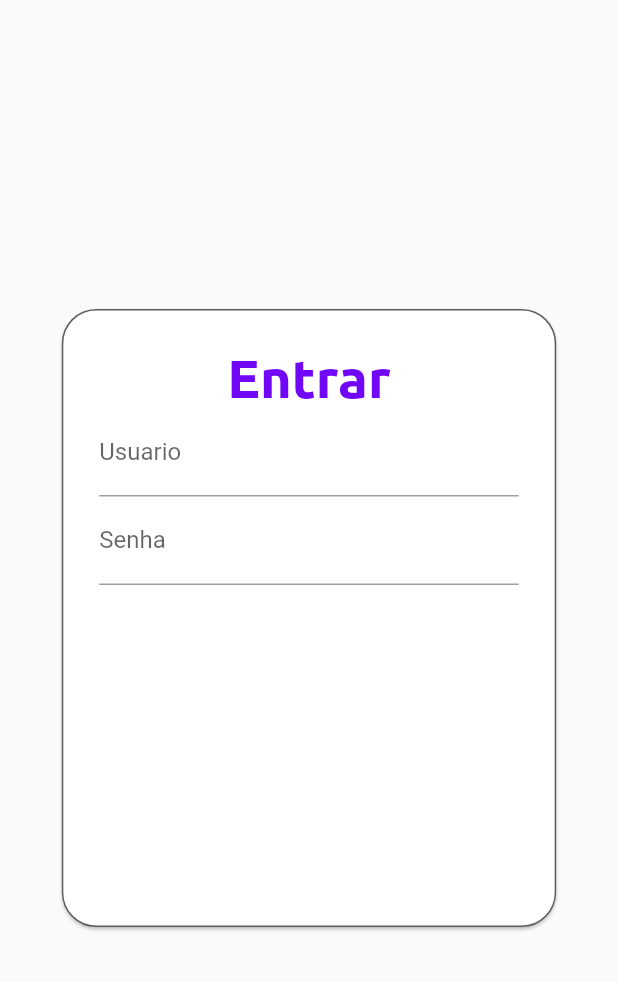
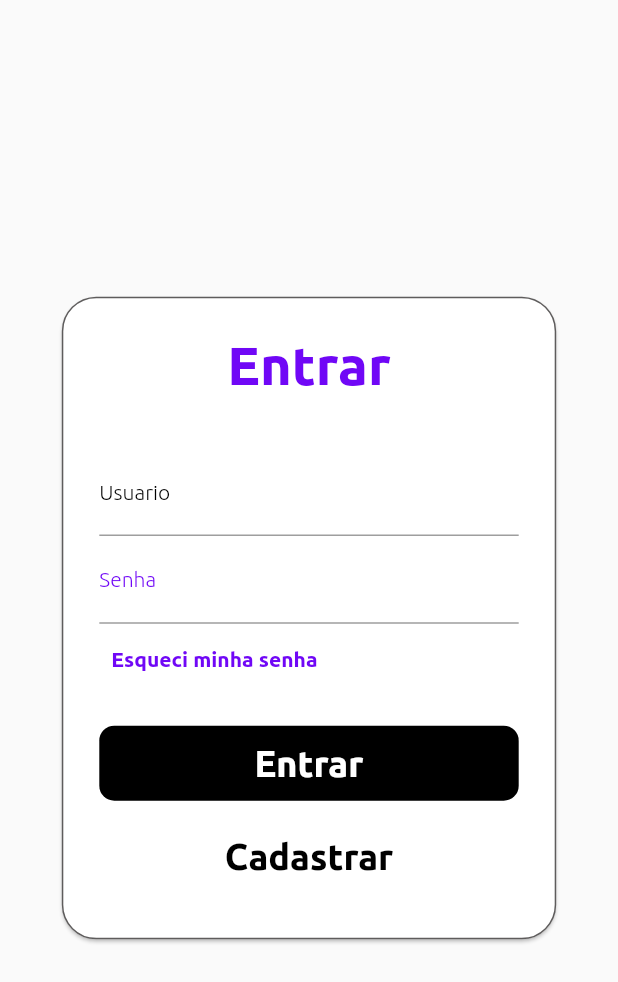
Before and after one commit to The-url-killer/Digital-Dragon, a Flutter app: the screen it shows after launch, after a tap on "Entrar", on a phone screen of 412 x 824 dp. Shown: the top 982 px of the screen. Run offline on Flutter 3.47's test engine with Material 2 defaults, Android fonts, the phone set to English and light mode, and no system bars; statements that could not run were skipped.

Commit message:
feat signin

```diff
--- a/digital_dragon_v1/lib/components/solid_button.dart
+++ b/digital_dragon_v1/lib/components/solid_button.dart
@@ -1,5 +1,3 @@
-import 'dart:developer';
-
 import 'package:digital_dragon_v1/constants/colors.dart';
 import 'package:digital_dragon_v1/constants/font_size.dart';
 import 'package:flutter/cupertino.dart';
--- a/digital_dragon_v1/lib/main.dart
+++ b/digital_dragon_v1/lib/main.dart
@@ -2,7 +2,7 @@ import 'dart:ui';
 
 import 'package:digital_dragon_v1/constants/colors.dart';
 import 'package:digital_dragon_v1/constants/routes.dart';
-import 'package:digital_dragon_v1/screens/signup/signin_screen.dart';
+import 'package:digital_dragon_v1/screens/signin/signin_screen.dart';
 import 'package:digital_dragon_v1/screens/start/start_screen.dart';
 import 'package:flutter/material.dart';
 import 'package:flutter/services.dart';
--- /dev/null
+++ b/digital_dragon_v1/lib/screens/signin/signin_screen.dart
@@ -0,0 +1,164 @@
+import 'package:digital_dragon_v1/components/solid_button.dart';
+import 'package:digital_dragon_v1/constants/colors.dart';
+import 'package:digital_dragon_v1/constants/font_size.dart';
+import 'package:digital_dragon_v1/constants/sizes.dart';
+import 'package:flutter/cupertino.dart';
+import 'package:flutter/material.dart';
+
+class SignIn extends StatefulWidget {
+  const SignIn({Key? key}) : super(key: key);
+
+  @override
+  _SignInState createState() => _SignInState();
+}
+
+class _SignInState extends State<SignIn> {
+  TextEditingController userController = TextEditingController();
+  TextEditingController passController = TextEditingController();
+
+  FocusNode inputFocus = FocusNode();
+
+  @override
+  void initState() {
+    setState(() {
+      inputFocus.addListener(() {});
+    });
+    super.initState();
+  }
+
+  @override
+  void dispose() {
+    inputFocus.dispose();
+    super.dispose();
+  }
+
+  @override
+  Widget build(BuildContext context) {
+    final double containerWidth = Sizes.width(context) * 0.80;
+    final double containerHeigth = Sizes.heigth(context) * 1.04;
+    final double buttonWidth = Sizes.width(context);
+
+    const double radius = 23;
+    const double borderWidth = 1;
+    const double marginToTop = 35;
+    const String textTitle = "Entrar";
+    const userLabel = "Usuario";
+    const passLabel = "Senha";
+    const textButton = "Esqueci minha senha";
+
+    const TextStyle textStyleTitle = TextStyle(
+      fontFamily: 'Ubuntu',
+      fontSize: FontSize.kFontSize36,
+      color: ColorsApp.kPrimaryColor,
+      fontWeight: FontWeight.w700,
+    );
+
+    const TextStyle textStyleLabelDisabled = TextStyle(
+      fontFamily: 'Ubuntu',
+      fontSize: FontSize.kFontSize14,
+      color: ColorsApp.kBlack,
+      fontWeight: FontWeight.w300,
+    );
+
+    const TextStyle textStyleLableEnabled = TextStyle(
+        fontFamily: 'Ubuntu',
+        color: ColorsApp.kPrimaryColor,
+        fontSize: FontSize.kFontSize14,
+        fontWeight: FontWeight.w300);
+
+    const focusedInputBorder = UnderlineInputBorder(
+        borderSide: BorderSide(color: ColorsApp.kPrimaryColor));
+
+    const TextStyle textInputStyle = TextStyle(
+        fontFamily: 'Ubuntu',
+        color: ColorsApp.kPrimaryColor,
+        fontSize: FontSize.kFontSize18,
+        fontWeight: FontWeight.w300);
+
+    RoundedRectangleBorder roundedRectangleBorder = RoundedRectangleBorder(
+        borderRadius: BorderRadius.circular(radius),
+        side: const BorderSide(
+            color: ColorsApp.kBlackBorder, width: borderWidth));
+
+    return Scaffold(
+      body: Center(
+        child: Card(
+          shape: roundedRectangleBorder,
+          child: SizedBox(
+            width: containerWidth,
+            height: containerHeigth,
+            child: Padding(
+              padding: const EdgeInsets.all(25),
+              child: Column(
+                crossAxisAlignment: CrossAxisAlignment.center,
+                children: [
+                  const Text(
+                    textTitle,
+                    style: textStyleTitle,
+                    textAlign: TextAlign.center,
+                  ),
+                  const SizedBox(height: marginToTop),
+                  Column(
+                    children: [
+                      TextFormField(
+                        controller: userController,
+                        style: textInputStyle,
+                        focusNode: inputFocus,
+                        onTap: () {
+                          FocusScope.of(context).requestFocus(inputFocus);
+                        },
+                        decoration: InputDecoration(
+                            labelText: userLabel,
+                            labelStyle: inputFocus.hasFocus
+                                ? textStyleLableEnabled
+                                : textStyleLabelDisabled,
+                            focusedBorder: focusedInputBorder),
+                      ),
+                      TextFormField(
+                        controller: passController,
+                        style: textInputStyle,
+                        onTap: () {
+                          FocusScope.of(context).unfocus();
+                        },
+                        decoration: InputDecoration(
+                          labelText: passLabel,
+                          labelStyle: !inputFocus.hasFocus
+                              ? textStyleLableEnabled
+                              : textStyleLabelDisabled,
+                          focusedBorder: focusedInputBorder,
+                        ),
+                      ),
+                      Container(
+                        alignment: Alignment.centerLeft,
+                        width: buttonWidth,
+                        child: TextButton(
+                          onPressed: () {},
+                          child: const Text(
+                            textButton,
+                            textAlign: TextAlign.left,
+                            style: TextStyle(
+                              fontFamily: 'Ubuntu',
+                              fontSize: FontSize.kFontSize14,
+                              fontWeight: FontWeight.w700,
+                              color: ColorsApp.kPrimaryColor,
+                            ),
+                          ),
+                        ),
+                      ),
+                      const SizedBox(height: 20),
+                      SolidButton(
+                          "Entrar", ColorsApp.kBlack, ColorsApp.kWhite, () {}),
+                      const SizedBox(height: 12),
+                      SolidButton("Cadastrar", ColorsApp.kWhite,
+                          ColorsApp.kBlack, () {})
+                    ],
+                  ),
+                ],
+              ),
+            ),
+          ),
+        ),
+      ),
+    );
+  }
+}
--- a/digital_dragon_v1/lib/screens/signup/signin_screen.dart
+++ /dev/null
@@ -1,99 +0,0 @@
-import 'package:digital_dragon_v1/constants/colors.dart';
-import 'package:digital_dragon_v1/constants/font_size.dart';
-import 'package:digital_dragon_v1/constants/sizes.dart';
-import 'package:flutter/cupertino.dart';
-import 'package:flutter/material.dart';
-
-class SignIn extends StatefulWidget {
-  const SignIn({Key? key}) : super(key: key);
-
-  @override
-  _SignInState createState() => _SignInState();
-}
-
-class _SignInState extends State<SignIn> {
-  late TextEditingController _userController;
-  late TextEditingController _passController;
-
-  @override
-  void initState() {
-    super.initState();
-    _userController = TextEditingController();
-    _passController = TextEditingController();
-  }
-
-  @override
-  void dispose() {
-    _userController.dispose();
-    _passController.dispose();
-    super.dispose();
-  }
-
-  @override
-  Widget build(BuildContext context) {
-    final GlobalKey<FormState> _formKey = GlobalKey<FormState>();
-
-    final double containerWidth = Sizes.width(context) * 0.80;
-    final double containerHeigth = Sizes.heigth(context);
-
-    const double radius = 23;
-    const double borderWidth = 1;
-    const String textTitle = "Entrar";
-    const userLabel = "Usuario";
-    const passLabel = "Senha";
-
-    const TextStyle textStyleTitle = TextStyle(
-      fontFamily: 'Ubuntu',
-      fontSize: FontSize.kFontSize36,
-      color: ColorsApp.kPrimaryColor,
-      fontWeight: FontWeight.w700,
-    );
-
-    return Scaffold(
-      body: Center(
-        child: Card(
-          shape: RoundedRectangleBorder(
-              borderRadius: BorderRadius.circular(radius),
-              side: const BorderSide(
-                  color: ColorsApp.kBlackBorder, width: borderWidth)),
-          child: SizedBox(
-            width: containerWidth,
-            height: containerHeigth,
-            child: Padding(
-              padding: const EdgeInsets.all(25),
-              child: Column(
-                crossAxisAlignment: CrossAxisAlignment.center,
-                children: [
-                  const Text(
-                    textTitle,
-                    style: textStyleTitle,
-                    textAlign: TextAlign.center,
-                  ),
-                  Form(
-                    key: _formKey,
-                    child: Column(
-                      children: [
-                        TextFormField(
-                          controller: _userController,
-                          decoration: const InputDecoration(
-                            labelText: userLabel,
-                          ),
-                        ),
-                        TextFormField(
-                          controller: _passController,
-                          decoration: const InputDecoration(
-                            labelText: passLabel,
-                          ),
-                        ),
-                      ],
-                    ),
-                  ),
-                ],
-              ),
-            ),
-          ),
-        ),
-      ),
-    );
-  }
-}
--- a/digital_dragon_v1/lib/screens/start/start_screen.dart
+++ b/digital_dragon_v1/lib/screens/start/start_screen.dart
@@ -1,5 +1,3 @@
-import 'dart:developer';
-
 import 'package:digital_dragon_v1/components/solid_button.dart';
 import 'package:digital_dragon_v1/constants/colors.dart';
 import 'package:digital_dragon_v1/constants/font_size.dart';
```
